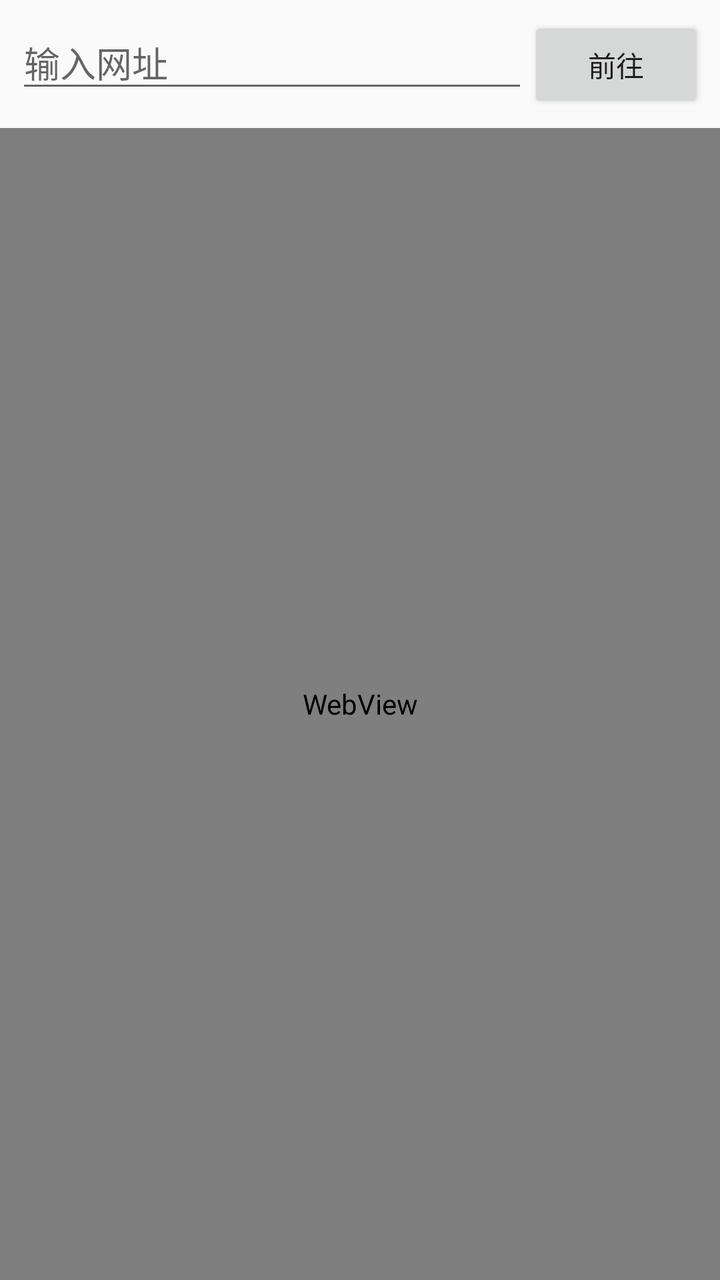
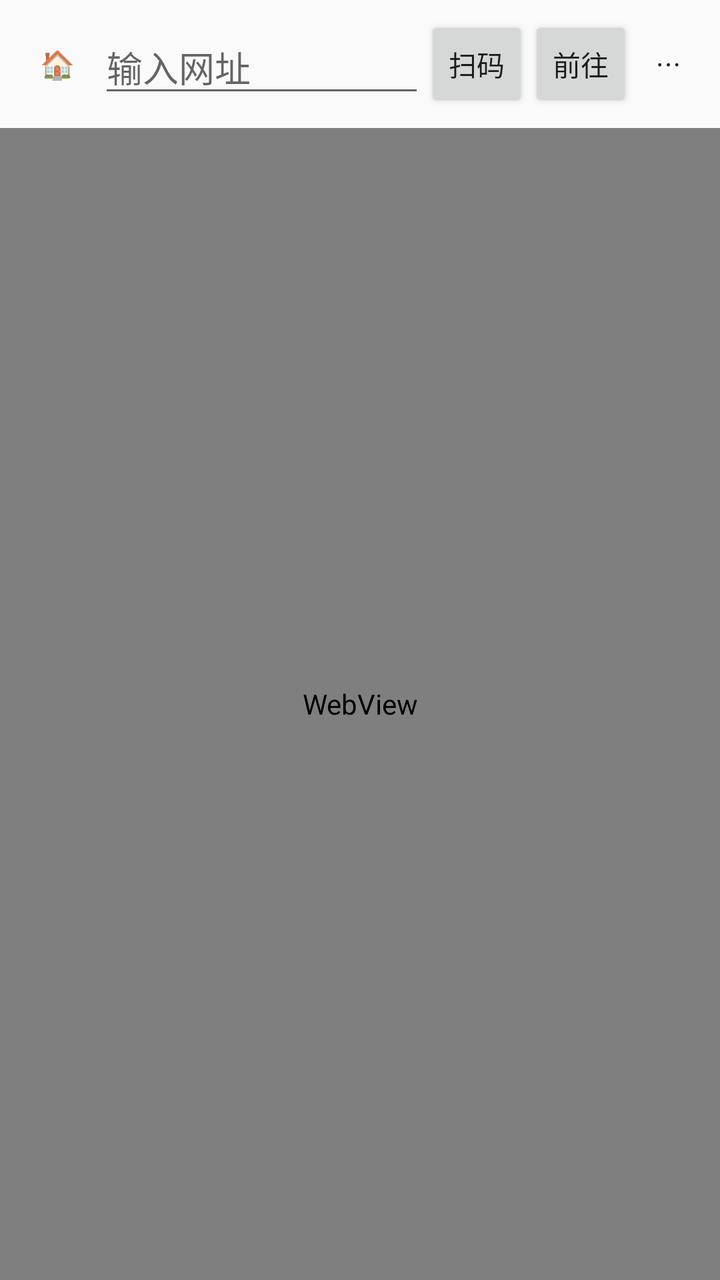

Screens rendered from an Android XML layout before and after an edit, with the pre-edit source and the edit as a unified diff.
<!-- AndroidManifest.xml: activity theme Theme.Webview -->
<!-- res/layout/activity_main.xml -->
<?xml version="1.0" encoding="utf-8"?>
<LinearLayout xmlns:android="http://schemas.android.com/apk/res/android"
    android:layout_width="match_parent"
    android:layout_height="match_parent"
    android:orientation="vertical"
    android:fitsSystemWindows="true"> 

        
        <LinearLayout
        android:layout_width="match_parent"
        android:layout_height="wrap_content"
        android:orientation="horizontal"
        android:padding="8dp">

        <EditText
            android:id="@+id/etUrl"
            android:layout_width="0dp"
            android:layout_height="wrap_content"
            android:layout_weight="1"
            android:hint="输入网址"
            android:inputType="textUri"
            android:imeOptions="actionGo"/>

        <Button
            android:id="@+id/btnGo"
            android:layout_width="wrap_content"
            android:layout_height="wrap_content"
            android:text="前往" />
        </LinearLayout>

            
        <ProgressBar
        android:id="@+id/progressBar"
        style="?android:attr/progressBarStyleHorizontal"
        android:layout_width="match_parent"
        android:layout_height="4dp"
        android:visibility="gone" />

            
        <WebView
        android:id="@+id/webView"
        android:layout_width="match_parent"
        android:layout_height="match_parent" />

    </LinearLayout>
<!-- resources referenced by this layout -->
<resources>
  <style name="Theme.Webview" parent="Theme.AppCompat.Light.NoActionBar" />
</resources>

<!-- the commit's change to res/layout/activity_main.xml (unified diff, before → after) -->
@@ -5,12 +5,21 @@
     android:orientation="vertical"
     android:fitsSystemWindows="true"> 
 
-        
-        <LinearLayout
+    
+    <LinearLayout
         android:layout_width="match_parent"
         android:layout_height="wrap_content"
+        android:gravity="center_vertical"
         android:orientation="horizontal"
         android:padding="8dp">
+
+        <Button
+            android:id="@+id/btnHome"
+            style="?android:attr/borderlessButtonStyle"
+            android:layout_width="wrap_content"
+            android:layout_height="wrap_content"
+            android:minWidth="0dp"
+            android:text="🏠" />
 
         <EditText
             android:id="@+id/etUrl"
@@ -18,28 +27,44 @@
             android:layout_height="wrap_content"
             android:layout_weight="1"
             android:hint="输入网址"
-            android:inputType="textUri"
-            android:imeOptions="actionGo"/>
+            android:imeOptions="actionGo"
+            android:inputType="textUri" />
+
+        <Button
+            android:id="@+id/btnScan"
+            android:layout_width="wrap_content"
+            android:layout_height="wrap_content"
+            android:minWidth="0dp"
+            android:text="扫码" />
 
         <Button
             android:id="@+id/btnGo"
             android:layout_width="wrap_content"
             android:layout_height="wrap_content"
+            android:minWidth="0dp"
             android:text="前往" />
-        </LinearLayout>
 
-            
-        <ProgressBar
+        <Button
+            android:id="@+id/btnMore"
+            style="?android:attr/borderlessButtonStyle"
+            android:layout_width="wrap_content"
+            android:layout_height="wrap_content"
+            android:minWidth="0dp"
+            android:text="⋯" />
+    </LinearLayout>
+
+    
+    <ProgressBar
         android:id="@+id/progressBar"
         style="?android:attr/progressBarStyleHorizontal"
         android:layout_width="match_parent"
         android:layout_height="4dp"
         android:visibility="gone" />
 
-            
-        <WebView
+    
+    <WebView
         android:id="@+id/webView"
         android:layout_width="match_parent"
         android:layout_height="match_parent" />
 
-    </LinearLayout>
+</LinearLayout>
